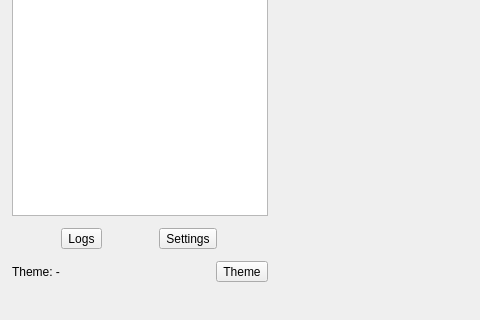
First picture: the form in ui/mainwindow.ui, repository cofedish/cofe-nekobox, before the edit; both pictures show x 0 to 480 and y 440 to 760 of the 1200 by 760 pixel window.
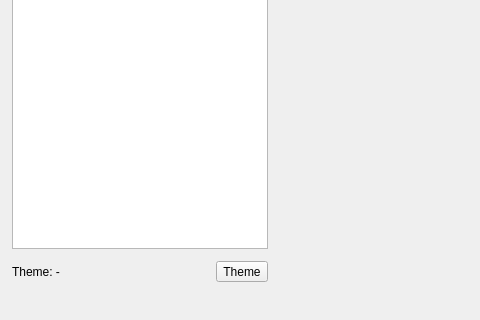
Second picture: the form after the edit. Custom widgets are drawn as their Qt base class.

Commit message: ui: remove duplicate logs/settings buttons

Patch:
```diff
--- a/ui/mainwindow.ui
+++ b/ui/mainwindow.ui
@@ -194,47 +194,6 @@
          </item>
         </widget>
        </item>
-       <item>
-        <widget class="QWidget" name="drawer_quick" native="true">
-         <layout class="QHBoxLayout" name="drawerQuickLayout">
-          <property name="leftMargin">
-           <number>0</number>
-          </property>
-          <property name="topMargin">
-           <number>0</number>
-          </property>
-          <property name="rightMargin">
-           <number>0</number>
-          </property>
-          <property name="bottomMargin">
-           <number>0</number>
-          </property>
-          <property name="spacing">
-           <number>8</number>
-          </property>
-          <item>
-           <widget class="QToolButton" name="drawer_quick_logs">
-            <property name="text">
-             <string>Logs</string>
-            </property>
-            <property name="toolButtonStyle">
-             <enum>Qt::ToolButtonTextBesideIcon</enum>
-            </property>
-           </widget>
-          </item>
-          <item>
-           <widget class="QToolButton" name="drawer_quick_settings">
-            <property name="text">
-             <string>Settings</string>
-            </property>
-            <property name="toolButtonStyle">
-             <enum>Qt::ToolButtonTextBesideIcon</enum>
-            </property>
-           </widget>
-          </item>
-         </layout>
-        </widget>
-       </item>
        <item>
         <widget class="QWidget" name="drawer_theme_row" native="true">
          <layout class="QHBoxLayout" name="drawerThemeLayout">
```
The commit also changes 2 other files.
